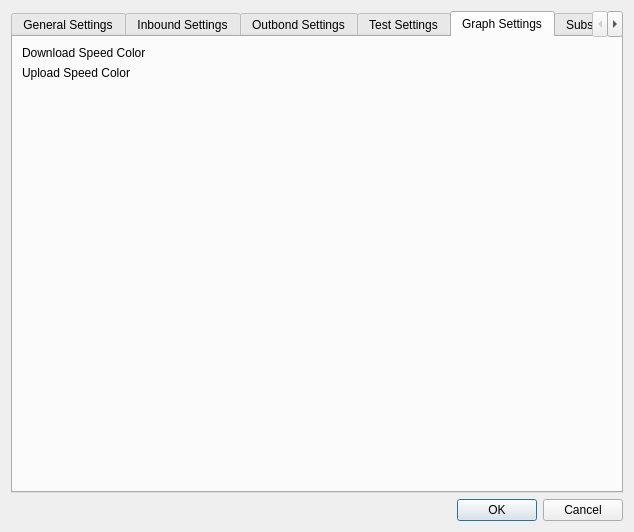
Qt form ui/settingsdialog.ui (Trojan-Qt5/Trojan-Qt5) before a commit.
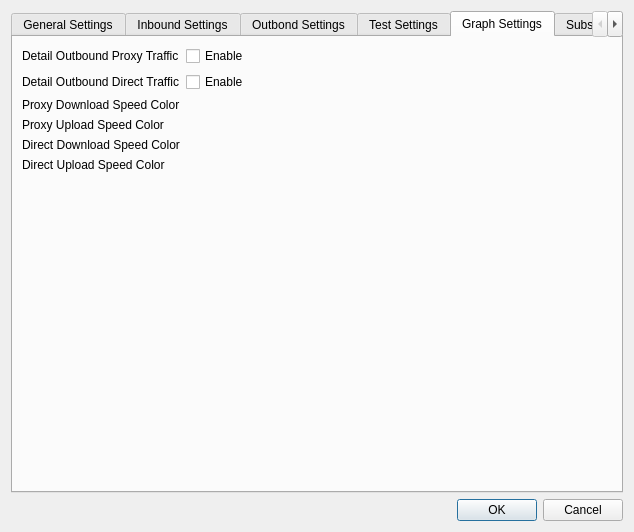
The same form after that commit. The open tabs and pages were chosen to show the change. Custom widgets are drawn as their Qt base class.

Commit message: [New Feature] outbound stats support

Diff of the .ui file:
```diff
--- a/ui/settingsdialog.ui
+++ b/ui/settingsdialog.ui
@@ -693,15 +693,15 @@
       <layout class="QGridLayout" name="gridLayout_8">
        <item row="0" column="0">
         <layout class="QFormLayout" name="formLayout_6">
-         <item row="0" column="0">
+         <item row="2" column="0">
           <widget class="QLabel" name="label_17">
            <property name="text">
-            <string>Download Speed Color</string>
+            <string>Proxy Download Speed Color</string>
            </property>
           </widget>
          </item>
-         <item row="0" column="1">
-          <widget class="QtColorPicker" name="downloadColorPicker" native="true">
+         <item row="2" column="1">
+          <widget class="QtColorPicker" name="proxyDownloadColorPicker" native="true">
            <property name="sizePolicy">
             <sizepolicy hsizetype="Expanding" vsizetype="Preferred">
              <horstretch>0</horstretch>
@@ -713,23 +713,71 @@
            </property>
           </widget>
          </item>
-         <item row="1" column="1">
-          <widget class="QtColorPicker" name="uploadColorPicker" native="true">
-           <property name="sizePolicy">
-            <sizepolicy hsizetype="Expanding" vsizetype="Preferred">
-             <horstretch>0</horstretch>
-             <verstretch>0</verstretch>
-            </sizepolicy>
-           </property>
-           <property name="text" stdset="0">
-            <string>PushButton</string>
-           </property>
-          </widget>
-         </item>
-         <item row="1" column="0">
+         <item row="3" column="0">
           <widget class="QLabel" name="label_20">
            <property name="text">
-            <string>Upload Speed Color</string>
+            <string>Proxy Upload Speed Color</string>
+           </property>
+          </widget>
+         </item>
+         <item row="3" column="1">
+          <widget class="QtColorPicker" name="proxyUploadColorPicker" native="true">
+           <property name="sizePolicy">
+            <sizepolicy hsizetype="Expanding" vsizetype="Preferred">
+             <horstretch>0</horstretch>
+             <verstretch>0</verstretch>
+            </sizepolicy>
+           </property>
+           <property name="text" stdset="0">
+            <string>PushButton</string>
+           </property>
+          </widget>
+         </item>
+         <item row="4" column="0">
+          <widget class="QLabel" name="label_40">
+           <property name="text">
+            <string>Direct Download Speed Color</string>
+           </property>
+          </widget>
+         </item>
+         <item row="4" column="1">
+          <widget class="QtColorPicker" name="directDownloadColorPicker" native="true"/>
+         </item>
+         <item row="5" column="0">
+          <widget class="QLabel" name="label_42">
+           <property name="text">
+            <string>Direct Upload Speed Color</string>
+           </property>
+          </widget>
+         </item>
+         <item row="5" column="1">
+          <widget class="QtColorPicker" name="directUploadColorPicker" native="true"/>
+         </item>
+         <item row="0" column="0">
+          <widget class="QLabel" name="label_38">
+           <property name="text">
+            <string>Detail Outbound Proxy Traffic</string>
+           </property>
+          </widget>
+         </item>
+         <item row="1" column="0">
+          <widget class="QLabel" name="label_41">
+           <property name="text">
+            <string>Detail Outbound Direct Traffic</string>
+           </property>
+          </widget>
+         </item>
+         <item row="0" column="1">
+          <widget class="QCheckBox" name="detailOutboundProxyCB">
+           <property name="text">
+            <string>Enable</string>
+           </property>
+          </widget>
+         </item>
+         <item row="1" column="1">
+          <widget class="QCheckBox" name="detailOutboundDirectCB">
+           <property name="text">
+            <string>Enable</string>
            </property>
           </widget>
          </item>
@@ -881,7 +929,7 @@
      </widget>
      <widget class="QWidget" name="tab_3">
       <attribute name="title">
-       <string>Trojan Settings</string>
+       <string>Core Settings</string>
       </attribute>
       <layout class="QGridLayout" name="gridLayout_6">
        <item row="0" column="0">
```
Left out of the diff: 36 changed lines with no effect on the pictures. The commit also changes 47 other files.
